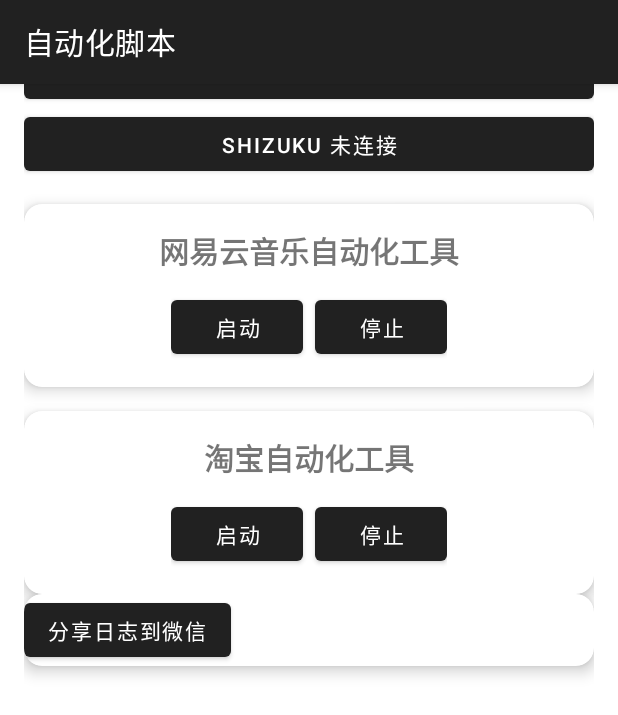
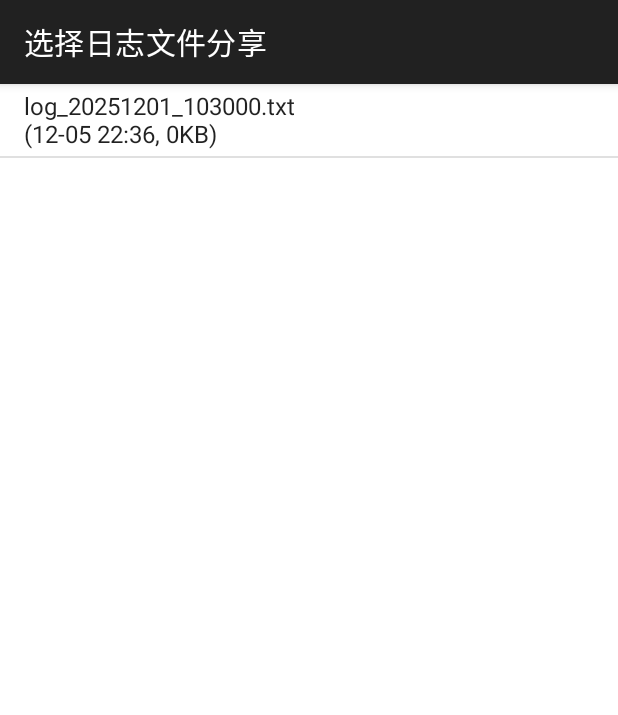
Before and after one commit to Ion-conservation/AutoScript, an Android app: the screen it shows after launch (MainActivity before the commit, LogListActivity after it), after a tap on "分享日志到微信", on a phone screen of 412 x 824 dp. Shown: the top 715 px of the screen. Run offline under Robolectric (Android 15) with nearby library versions, the phone set to English and light mode, and no system bars; our stand-ins replace Dagger/Hilt's generated code; libraries missing offline, so code that uses them is left out: rikka.shizuku; 4 statements that could not run were skipped.

Commit message:
日志保存功能、日志分享功能

```diff
--- /dev/null
+++ b/app/src/main/kotlin/auto/script/activity/LogListActivity.kt
@@ -0,0 +1,84 @@
+package auto.script.activity
+
+import android.os.Bundle
+import android.widget.ArrayAdapter
+import android.widget.ListView
+import android.widget.Toast
+import androidx.appcompat.app.AlertDialog
+import androidx.appcompat.app.AppCompatActivity
+import auto.script.utils.LogSharer
+import java.io.File
+import java.text.SimpleDateFormat
+import java.util.Date
+import java.util.Locale
+
+class LogListActivity : AppCompatActivity() {
+
+    private lateinit var listView: ListView
+    private lateinit var logFiles: List<File>
+
+    override fun onCreate(savedInstanceState: Bundle?) {
+        super.onCreate(savedInstanceState)
+
+        // 简单创建一个 ListView，不需要额外的 XML 布局文件
+        listView = ListView(this)
+        setContentView(listView)
+        title = "选择日志文件分享"
+
+        loadAndShowFiles()
+    }
+
+    private fun loadAndShowFiles() {
+        // 1. 获取日志目录
+        val logDir = File(getExternalFilesDir(null), "logs")
+        if (!logDir.exists()) {
+            Toast.makeText(this, "暂无日志文件", Toast.LENGTH_SHORT).show()
+            return
+        }
+
+        // 2. 获取所有 .txt 文件并按最后修改时间倒序排列 (最新的在上面)
+        logFiles = logDir.listFiles { _, name -> name.endsWith(".txt") }
+            ?.sortedByDescending { it.lastModified() }
+            ?: emptyList()
+
+        if (logFiles.isEmpty()) {
+            Toast.makeText(this, "暂无日志文件", Toast.LENGTH_SHORT).show()
+            return
+        }
+
+        // 3. 构建显示的数据 (文件名 + 大小)
+        val displayList = logFiles.map { file ->
+            val sizeKb = file.length() / 1024
+            val lastMod =
+                SimpleDateFormat("MM-dd HH:mm", Locale.US).format(Date(file.lastModified()))
+            "${file.name}\n($lastMod, ${sizeKb}KB)"
+        }
+
+        // 4. 设置适配器
+        val adapter = ArrayAdapter(this, android.R.layout.simple_list_item_1, displayList)
+        listView.adapter = adapter
+
+        // 5. 设置点击事件：点击分享
+        listView.setOnItemClickListener { _, _, position, _ ->
+            val selectedFile = logFiles[position]
+            showActionDialog(selectedFile)
+        }
+    }
+
+    // 增加一个确认弹窗，防止误触，也可以加入删除功能
+    private fun showActionDialog(file: File) {
+        AlertDialog.Builder(this)
+            .setTitle(file.name)
+            .setItems(arrayOf("分享到微信", "删除文件")) { _, which ->
+                when (which) {
+                    0 -> LogSharer.shareSpecificFile(this, file)
+                    1 -> {
+                        file.delete()
+                        loadAndShowFiles() // 刷新列表
+                        Toast.makeText(this, "已删除", Toast.LENGTH_SHORT).show()
+                    }
+                }
+            }
+            .show()
+    }
+}
--- a/app/src/main/kotlin/auto/script/activity/MainActivity.kt
+++ b/app/src/main/kotlin/auto/script/activity/MainActivity.kt
@@ -1,5 +1,6 @@
 package auto.script.activity
 
+import android.content.Intent
 import android.os.Bundle
 import android.widget.Button
 import androidx.activity.viewModels
@@ -15,7 +16,6 @@ import auto.script.executor.ExecutorRepo
 import auto.script.executor.TaobaoExecutor
 import auto.script.shizuku.ShizukuManager
 import auto.script.shizuku.ShizukuRepo
-import auto.script.utils.LogSharer
 import auto.script.utils.ScriptUtils
 import auto.script.viewmodel.AutomationViewModel
 import dagger.hilt.android.AndroidEntryPoint
@@ -164,8 +164,18 @@ class MainActivity : AppCompatActivity() {
     }
 
     fun shareLog() {
-        LogSharer.shareLogToWeChat(this)
+//        LogSharer.shareLogToWeChat(this)
+
+        val intent = Intent(this, LogListActivity::class.java)
+        intent.addFlags(Intent.FLAG_ACTIVITY_NEW_TASK) // Service 启动 Activity 必须加
+        startActivity(intent)
     }
+
+//    fun openLogManager() {
+//        val intent = Intent(this, LogListActivity::class.java)
+//        intent.addFlags(Intent.FLAG_ACTIVITY_NEW_TASK) // Service 启动 Activity 必须加
+//        startActivity(intent)
+//    }
 
 
 }
--- a/app/src/main/res/layout/activity_main.xml
+++ b/app/src/main/res/layout/activity_main.xml
@@ -4,7 +4,7 @@
     android:orientation="vertical"
     android:layout_width="match_parent"
     android:layout_height="match_parent"
-    android:padding="16dp"
+    android:padding="50dp"
     android:background="@android:color/background_light">
 
     <!-- 公共操作按钮 -->
```
Also changed, not shown: app/build.gradle.kts (+10 -0 lines), app/src/main/AndroidManifest.xml (+5 -5 lines), app/src/main/kotlin/auto/script/utils/LogSharer.kt (+58 -0 lines).
